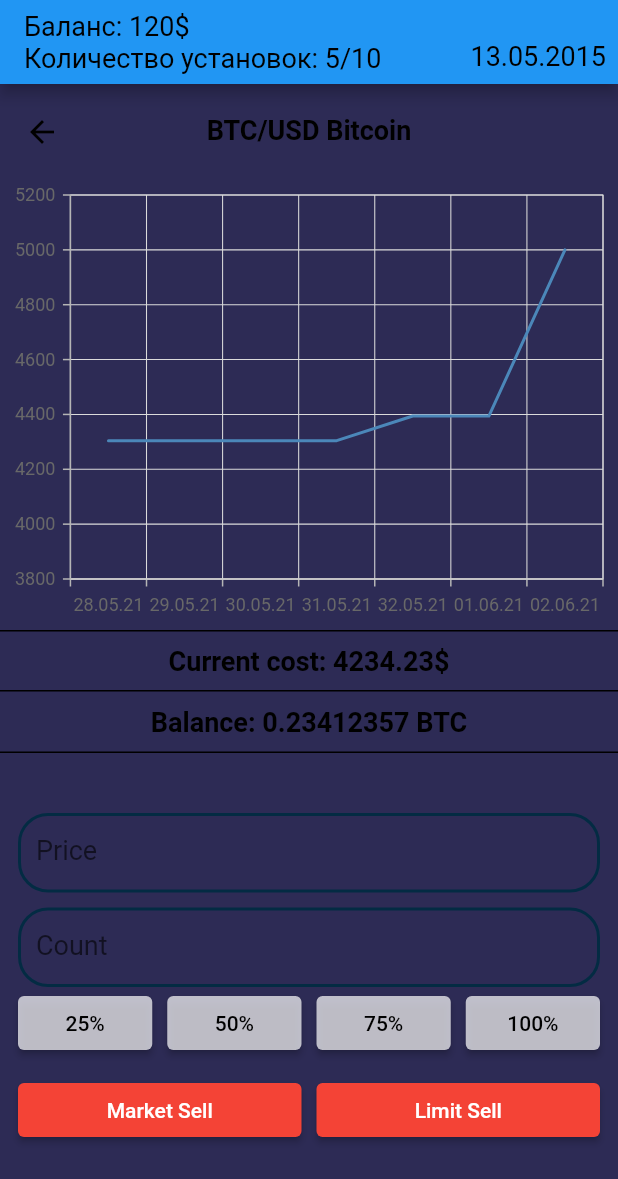
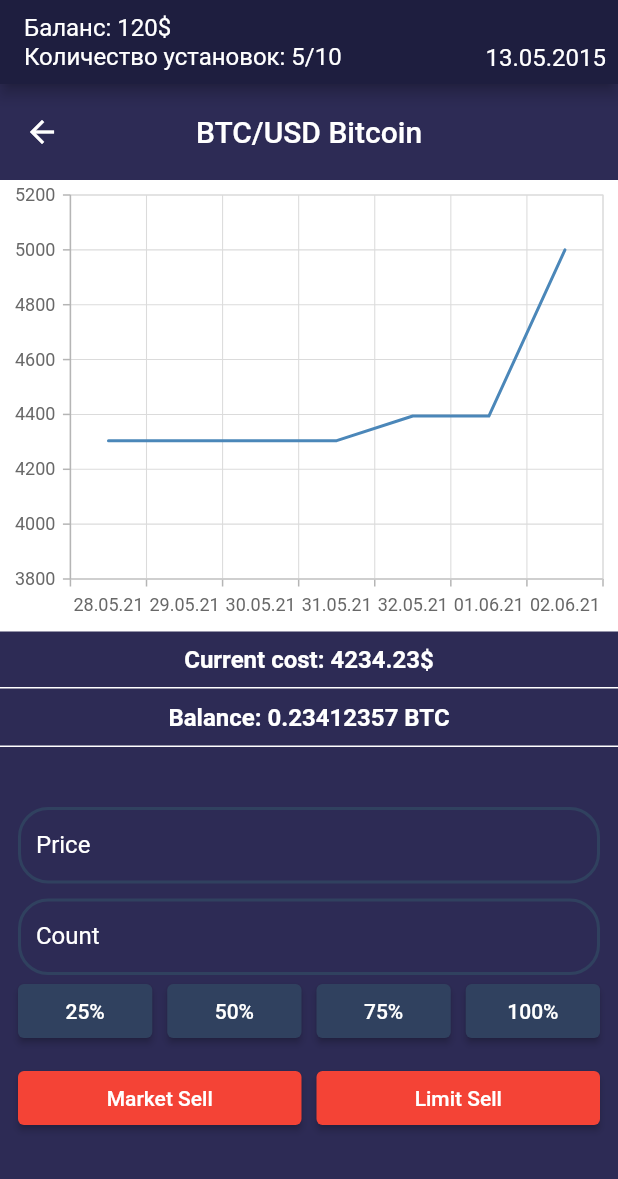
Before and after one commit to PanteoPro/flutter_crypto_idle, a Flutter app: the GameCryptoPage screen opened by its route, after a tap on "BTC", on a phone screen of 412 x 824 dp. Shown: the top 1179 px of the screen. Run offline on Flutter 3.47's test engine with Material 2 defaults, Android fonts, the phone set to English and light mode, and no system bars; our stand-ins replace adaptive_theme, syncfusion_flutter_charts.

Commit message:
color and font correct

```diff
--- a/lib/Theme/themes.dart
+++ b/lib/Theme/themes.dart
@@ -1,18 +1,20 @@
 import 'package:flutter/material.dart';
 
 final ThemeData kLightTheme = ThemeData.light().copyWith(
-  primaryColor: Colors.black,
+  primaryColor: Colors.white,
   backgroundColor: const Color.fromRGBO(45, 43, 85, 1),
+  canvasColor: const Color.fromRGBO(48, 65, 95, 1),
   appBarTheme: const AppBarTheme(
-    color: Colors.blue,
+    color: Color.fromRGBO(30, 30, 63, 1),
   ),
   textTheme: const TextTheme(
-    bodyText1: TextStyle(color: Colors.black, fontWeight: FontWeight.normal, fontSize: 18),
-    bodyText2: TextStyle(color: Colors.black, fontWeight: FontWeight.bold, fontSize: 18),
-    subtitle1: TextStyle(color: Colors.green, fontWeight: FontWeight.w400, fontSize: 18),
-    headline2: TextStyle(color: Colors.black, fontWeight: FontWeight.w500, fontSize: 20),
-    headline5: TextStyle(color: Colors.black, fontWeight: FontWeight.bold, fontSize: 13),
-    headline6: TextStyle(color: Colors.black, fontWeight: FontWeight.normal, fontSize: 13),
+    bodyText1: TextStyle(color: Colors.white, fontWeight: FontWeight.normal, fontSize: 16),
+    bodyText2: TextStyle(color: Colors.white, fontWeight: FontWeight.bold, fontSize: 16),
+    subtitle1: TextStyle(color: Colors.green, fontWeight: FontWeight.w400, fontSize: 16),
+    headline1: TextStyle(color: Colors.white, fontWeight: FontWeight.w500, fontSize: 20),
+    headline2: TextStyle(color: Colors.white, fontWeight: FontWeight.w500, fontSize: 18),
+    headline5: TextStyle(color: Colors.white, fontWeight: FontWeight.bold, fontSize: 13),
+    headline6: TextStyle(color: Colors.white, fontWeight: FontWeight.normal, fontSize: 13),
   ),
 );
 
--- a/lib/Widgets/header_page.dart
+++ b/lib/Widgets/header_page.dart
@@ -29,7 +29,7 @@
             Row(
               mainAxisAlignment: MainAxisAlignment.center,
               children: [
-                Text(title),
+                Text(title, style: Theme.of(context).textTheme.headline1),
               ],
             ),
           ],
--- a/lib/l10n/intl_en.arb
+++ b/lib/l10n/intl_en.arb
@@ -44,6 +44,7 @@
 
     "game_crypto_title": "Crypto",
     "game_crypto_cost_header_title": "Balance",
+    "game_crypto_helper_title": "Press crypto to sell",
 
     "game_mining_title": "Mining",
     "game_mining_now_price_title": "Now price",
--- a/lib/l10n/intl_ru.arb
+++ b/lib/l10n/intl_ru.arb
@@ -44,6 +44,7 @@
 
     "game_crypto_title": "Криптовалюты",
     "game_crypto_cost_header_title": "Общая стоимость",
+    "game_crypto_helper_title": "Нажми на криптовалюту, чтобы продать",
 
     "game_mining_title": "Майнинг",
     "game_mining_now_price_title": "Текущая цена",
--- a/lib/ui/widgets/game/game_crypto_page.dart
+++ b/lib/ui/widgets/game/game_crypto_page.dart
@@ -21,7 +21,9 @@
                 onTap: () {},
               ),
               const _BalanceWidget(),
-              const SizedBox(height: 30),
+              const SizedBox(height: 20),
+              const _HelperWidget(),
+              const SizedBox(height: 10),
               const Expanded(child: _CryptoListWidget()),
             ],
           ),
@@ -43,6 +45,7 @@
           border: Border.symmetric(
             horizontal: BorderSide(color: Theme.of(context).primaryColor),
           ),
+          color: Theme.of(context).canvasColor,
         ),
         child: Padding(
           padding: const EdgeInsets.symmetric(horizontal: 16, vertical: 20),
@@ -54,6 +57,26 @@
               Text(S.of(context).text_with_dollar(4320.34), style: Theme.of(context).textTheme.bodyText2),
             ],
           ),
+        ),
+      ),
+    );
+  }
+}
+
+class _HelperWidget extends StatelessWidget {
+  const _HelperWidget({Key? key}) : super(key: key);
+
+  @override
+  Widget build(BuildContext context) {
+    return SizedBox(
+      width: double.infinity,
+      child: Padding(
+        padding: const EdgeInsets.symmetric(horizontal: 16),
+        child: Column(
+          children: [
+            Text(S.of(context).game_crypto_helper_title, textAlign: TextAlign.center),
+            Icon(Icons.arrow_downward, size: 48, color: Theme.of(context).primaryColor),
+          ],
         ),
       ),
     );
@@ -91,8 +114,9 @@
       },
       child: DecoratedBox(
         decoration: BoxDecoration(
-          border: Border.all(),
+          border: Border.all(color: Theme.of(context).primaryColor),
           borderRadius: BorderRadius.circular(5),
+          color: Theme.of(context).canvasColor,
         ),
         child: Padding(
           padding: const EdgeInsets.symmetric(horizontal: 10, vertical: 10),
--- a/lib/ui/widgets/game/game_market_crypto_page.dart
+++ b/lib/ui/widgets/game/game_market_crypto_page.dart
@@ -47,6 +47,8 @@
   Widget build(BuildContext context) {
     return SizedBox(
       height: 300,
+      child: ColoredBox(
+        color: Colors.white,
         child: SfCartesianChart(
           primaryXAxis: CategoryAxis(),
           series: <LineSeries<ChartData, String>>[
@@ -71,6 +73,7 @@
               yValueMapper: (ChartData data, _) => data.cost,
             ),
           ],
+        ),
       ),
     );
   }
@@ -177,11 +180,12 @@
     return TextField(
       decoration: InputDecoration(
         label: Text(S.of(context).game_crypto_market_price_input_title),
+        labelStyle: TextStyle(color: Theme.of(context).primaryColor),
         isDense: true,
         enabledBorder: OutlineInputBorder(
           borderRadius: BorderRadius.circular(20),
-          borderSide: const BorderSide(
-            color: Color.fromRGBO(3, 43, 67, 1),
+          borderSide: BorderSide(
+            color: Theme.of(context).canvasColor,
             width: 2,
           ),
         ),
@@ -198,11 +202,12 @@
     return TextField(
       decoration: InputDecoration(
         label: Text(S.of(context).game_crypto_market_count_input_title),
+        labelStyle: TextStyle(color: Theme.of(context).primaryColor),
         isDense: true,
         enabledBorder: OutlineInputBorder(
           borderRadius: BorderRadius.circular(20),
-          borderSide: const BorderSide(
-            color: Color.fromRGBO(3, 43, 67, 1),
+          borderSide: BorderSide(
+            color: Theme.of(context).canvasColor,
             width: 2,
           ),
         ),
@@ -245,8 +250,8 @@
     return MyButton(
       onPressed: onPressed,
       title: title,
-      color: Colors.white70,
-      textColor: Colors.black,
+      color: Theme.of(context).canvasColor,
+      textColor: Colors.white,
     );
   }
 }
--- a/lib/ui/widgets/game/game_market_flat_page.dart
+++ b/lib/ui/widgets/game/game_market_flat_page.dart
@@ -62,6 +62,7 @@
     return DecoratedBox(
       decoration: BoxDecoration(
         border: Border.all(color: Theme.of(context).primaryColor),
+        color: Theme.of(context).canvasColor,
       ),
       child: Padding(
         padding: const EdgeInsets.all(8.0),
--- a/lib/ui/widgets/game/game_market_pc_page.dart
+++ b/lib/ui/widgets/game/game_market_pc_page.dart
@@ -62,6 +62,7 @@
     return DecoratedBox(
       decoration: BoxDecoration(
         border: Border.all(color: Theme.of(context).primaryColor),
+        color: Theme.of(context).canvasColor,
       ),
       child: Padding(
         padding: const EdgeInsets.all(8.0),
--- a/lib/ui/widgets/game/game_mining_page.dart
+++ b/lib/ui/widgets/game/game_mining_page.dart
@@ -22,7 +22,6 @@
                     title: S.of(context).game_mining_title,
                     onTap: () {},
                   ),
-                  const SizedBox(height: 30),
                   const Expanded(
                       child: Padding(
                     padding: EdgeInsets.all(8.0),
@@ -30,7 +29,7 @@
                   )),
                 ],
               ),
-              _ModulePcWidget(),
+              // _ModulePcWidget(),
             ],
           ),
         ),
@@ -64,6 +63,7 @@
     return DecoratedBox(
       decoration: BoxDecoration(
         border: Border.all(color: Theme.of(context).primaryColor),
+        color: Theme.of(context).canvasColor,
       ),
       child: Padding(
         padding: const EdgeInsets.all(8),
@@ -270,6 +270,7 @@
       child: DecoratedBox(
         decoration: BoxDecoration(
           border: Border.all(color: Theme.of(context).primaryColor),
+          color: Theme.of(context).canvasColor,
         ),
         child: Padding(
           padding: EdgeInsets.symmetric(horizontal: 12, vertical: 8),
--- a/lib/ui/widgets/game/main_game_page.dart
+++ b/lib/ui/widgets/game/main_game_page.dart
@@ -143,7 +143,9 @@
 
   @override
   Widget build(BuildContext context) {
-    return _WrapperBlockWidget(
+    return ColoredBox(
+      color: Theme.of(context).canvasColor,
+      child: _WrapperBlockWidget(
         children: [
           __ActionItemWidget(
             title: S.of(context).main_game_action_buy_pc_title,
@@ -173,6 +175,7 @@
             },
           ),
         ],
+      ),
     );
   }
 }
```
Also changed, not shown: lib/generated/intl/messages_en.dart, lib/generated/intl/messages_ru.dart, lib/generated/l10n.dart. Lines whose indentation alone changed are shown as unchanged.
